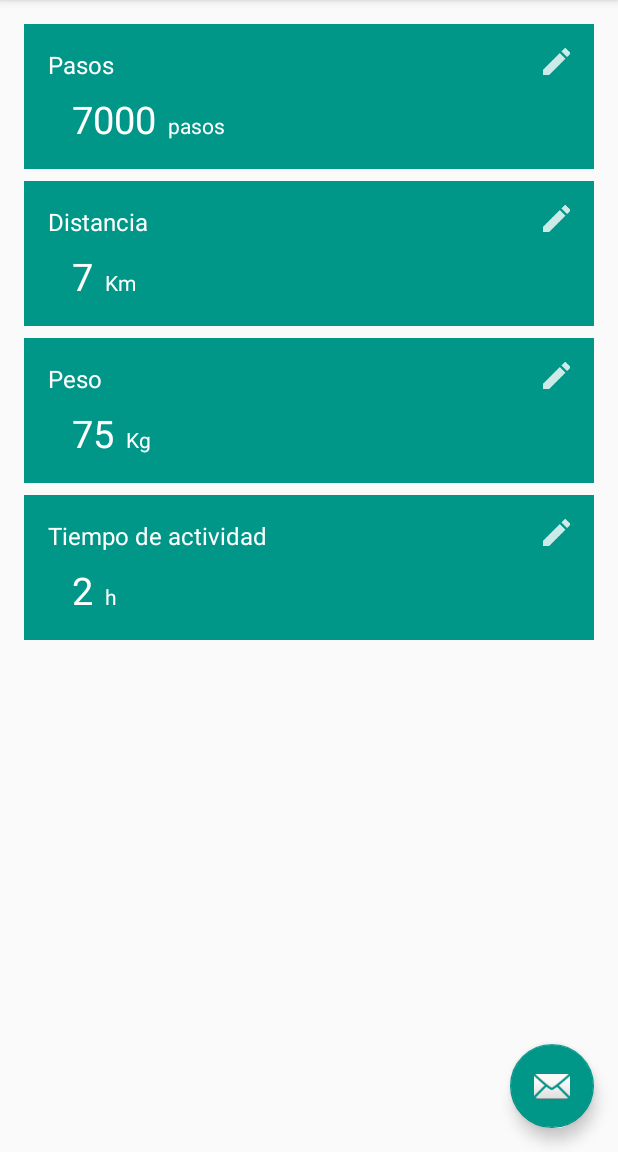
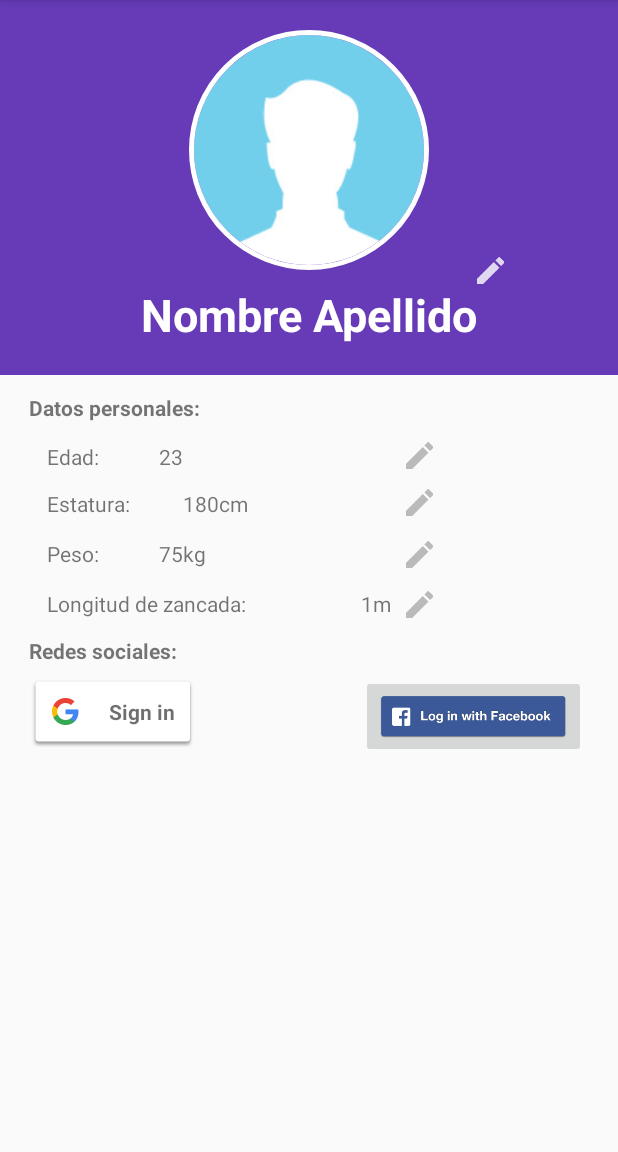
Before and after one commit to angelcastro2/SedentApp, an Android app: the screen it shows after launch (MainActivity), in the side drawer, after a tap on "Perfil", on a phone screen of 412 x 824 dp, the part 84-1236 px from its top. Run offline under Robolectric (Android 15) with nearby library versions, the phone set to English and light mode, and no system bars; our stand-ins replace CircleImageView; plain views replace LoginButton.

Commit message:
Implementada feature perfil

```diff
--- a/app/build.gradle
+++ b/app/build.gradle
@@ -30,4 +30,7 @@ dependencies {
     androidTestImplementation 'com.android.support.test.espresso:espresso-core:3.0.1'
     compile 'com.diogobernardino:williamchart:2.5.0'
     implementation 'com.android.support:cardview-v7:26.1.0'
+    compile 'de.hdodenhof:circleimageview:2.2.0'
+    compile 'com.google.android.gms:play-services-auth:11.8.0'
+    implementation 'com.facebook.android:facebook-login:[4,5)'
 }
--- a/app/src/main/AndroidManifest.xml
+++ b/app/src/main/AndroidManifest.xml
@@ -1,6 +1,8 @@
 <?xml version="1.0" encoding="utf-8"?>
 <manifest xmlns:android="http://schemas.android.com/apk/res/android"
     package="com.sedentapp.sedentapp.sedentapp">
+
+    <uses-permission android:name="android.permission.INTERNET"/>
 
     <application
         android:allowBackup="true"
--- a/app/src/main/java/com/sedentapp/sedentapp/sedentapp/MainActivity.java
+++ b/app/src/main/java/com/sedentapp/sedentapp/sedentapp/MainActivity.java
@@ -26,14 +26,14 @@ public class MainActivity extends AppCompatActivity
         Toolbar toolbar = (Toolbar) findViewById(R.id.toolbar);
         setSupportActionBar(toolbar);
 
-        FloatingActionButton fab = (FloatingActionButton) findViewById(R.id.fab);
+/*        FloatingActionButton fab = (FloatingActionButton) findViewById(R.id.fab);
         fab.setOnClickListener(new View.OnClickListener() {
             @Override
             public void onClick(View view) {
                 Snackbar.make(view, "Replace with your own action", Snackbar.LENGTH_LONG)
                         .setAction("Action", null).show();
             }
-        });
+        });*/
 
         DrawerLayout drawer = (DrawerLayout) findViewById(R.id.drawer_layout);
         ActionBarDrawerToggle toggle = new ActionBarDrawerToggle(
@@ -104,8 +104,12 @@ public class MainActivity extends AppCompatActivity
                 fragmentManager.popBackStack();
             }
             fragmentTransaction.replace(R.id.MainContainer,fragment);
-        } else if (id == R.id.nav_manage) {
-
+        } else if (id == R.id.nav_perfil) {
+            Fragment fragment = new PerfilFragment();
+            for(int i = 0; i < fragmentManager.getBackStackEntryCount(); ++i) {
+                fragmentManager.popBackStack();
+            }
+            fragmentTransaction.replace(R.id.MainContainer,fragment);
         } else if (id == R.id.nav_share) {
 
         } else if (id == R.id.nav_send) {
--- /dev/null
+++ b/app/src/main/java/com/sedentapp/sedentapp/sedentapp/PerfilFragment.java
@@ -0,0 +1,205 @@
+package com.sedentapp.sedentapp.sedentapp;
+
+import android.content.Context;
+import android.content.DialogInterface;
+import android.net.Uri;
+import android.os.Bundle;
+import android.support.v4.app.Fragment;
+import android.support.v7.app.AlertDialog;
+import android.view.LayoutInflater;
+import android.view.View;
+import android.view.ViewGroup;
+import android.widget.EditText;
+import android.widget.ImageButton;
+import android.widget.TextView;
+import android.widget.Toast;
+
+import com.google.android.gms.common.SignInButton;
+
+
+/**
+ * A simple {@link Fragment} subclass.
+ * Activities that contain this fragment must implement the
+ * to handle interaction events.
+ * Use the {@link PerfilFragment#newInstance} factory method to
+ * create an instance of this fragment.
+ */
+public class PerfilFragment extends Fragment {
+
+        public PerfilFragment() {
+        // Required empty public constructor
+    }
+
+    /**
+     * Use this factory method to create a new instance of
+     * this fragment using the provided parameters.
+     *
+     * @param param1 Parameter 1.
+     * @param param2 Parameter 2.
+     * @return A new instance of fragment ObjetivosFragment.
+     */
+    // TODO: Rename and change types and number of parameters
+    public static PerfilFragment newInstance(String param1, String param2) {
+        PerfilFragment fragment = new PerfilFragment();
+        Bundle args = new Bundle();
+        fragment.setArguments(args);
+        return fragment;
+    }
+
+    @Override
+    public void onCreate(Bundle savedInstanceState) {
+        super.onCreate(savedInstanceState);
+        if (getArguments() != null) {
+        }
+    }
+
+    @Override
+    public View onCreateView(LayoutInflater inflater, ViewGroup container,
+                             Bundle savedInstanceState) {
+        // Inflate the layout for this fragment
+        return inflater.inflate(R.layout.fragment_perfil, container, false);
+    }
+
+    // TODO: Rename method, update argument and hook method into UI event
+    public void onButtonPressed(Uri uri) {
+//        if (mListener != null) {
+//            mListener.onFragmentInteraction(uri);
+//        }
+    }
+
+    @Override
+    public void onAttach(Context context) {
+        super.onAttach(context);
+//        if (context instanceof OnFragmentInteractionListener) {
+//            mListener = (OnFragmentInteractionListener) context;
+//        } else {
+//            throw new RuntimeException(context.toString()
+//                    + " must implement OnFragmentInteractionListener");
+//        }
+
+    }
+
+    @Override
+    public void onDetach() {
+        super.onDetach();
+//        mListener = null;
+    }
+
+    @Override
+    public void onStart() {
+        super.onStart();
+        SignInButton btnSignIn = (SignInButton) getView().findViewById(R.id.sign_in_button);
+        btnSignIn.setOnClickListener(new View.OnClickListener() {
+
+            public void onClick(View v) {
+                Toast.makeText(getActivity(), "Sign in Google", Toast.LENGTH_LONG).show();
+
+            }
+        });
+
+        ImageButton button2 = (ImageButton) getView().findViewById(R.id.imageButton);
+        button2.setOnClickListener(new View.OnClickListener() {
+
+            public void onClick(View v) {
+                Toast.makeText(getActivity(), "Sign in FB", Toast.LENGTH_LONG).show();
+
+            }
+        });
+
+        ImageButton boton_edit = (ImageButton) getView().findViewById(R.id.boton_edit);
+        boton_edit.setOnClickListener(new View.OnClickListener() {
+
+            public void onClick(View v) {
+                Toast.makeText(getActivity(), "Editar 1", Toast.LENGTH_LONG).show();
+
+            }
+        });
+
+        ImageButton boton_edit2 = (ImageButton) getView().findViewById(R.id.boton_edit2);
+        boton_edit2.setOnClickListener(new View.OnClickListener() {
+
+            public void onClick(View v) {
+                Toast.makeText(getActivity(), "Editar 2", Toast.LENGTH_LONG).show();
+
+            }
+        });
+
+        ImageButton boton_edit4 = (ImageButton) getView().findViewById(R.id.boton_edit4);
+        boton_edit4.setOnClickListener(new View.OnClickListener() {
+
+            public void onClick(View v) {
+                Toast.makeText(getActivity(), "Editar 4", Toast.LENGTH_LONG).show();
+
+            }
+        });
+
+        ImageButton boton_edit5 = (ImageButton) getView().findViewById(R.id.boton_edit5);
+        boton_edit5.setOnClickListener(new View.OnClickListener() {
+
+            public void onClick(View v) {
+                Toast.makeText(getActivity(), "Editar 5", Toast.LENGTH_LONG).show();
+
+            }
+        });
+
+        ImageButton boton_edit6 = (ImageButton) getView().findViewById(R.id.boton_edit6);
+        boton_edit6.setOnClickListener(new View.OnClickListener() {
+
+            public void onClick(View v) {
+                Toast.makeText(getActivity(), "Editar 6", Toast.LENGTH_LONG).show();
+
+            }
+        });
+    }
+
+     /**
+     * This interface must be implemented by activities that contain this
+     * fragment to allow an interaction in this fragment to be communicated
+     * to the activity and potentially other fragments contained in that
+     * activity.
+     * <p>
+     * See the Android Training lesson <a href=
+     * "http://developer.android.com/training/basics/fragments/communicating.html"
+     * >Communicating with Other Fragments</a> for more information.
+     */
+//    public interface OnFragmentInteractionListener {
+//        // TODO: Update argument type and name
+//        void onFragmentInteraction(Uri uri);
+//    }
+
+
+    /**
+     * Abre el alert dialog de editar objetivos
+     * @param objetivo nombre del objetivo a editar para mostrar en un textview
+     */
+    /*public void personalizarObjetivoDialog(String objetivo) {
+        AlertDialog.Builder dialogBuilder = new AlertDialog.Builder(this.getActivity());
+        LayoutInflater inflater = this.getLayoutInflater();
+        final View dialogView = inflater.inflate(R.layout.dialog_objetivos, null);
+        dialogBuilder.setView(dialogView);
+
+        final EditText edt = (EditText) dialogView.findViewById(R.id.editText_edit_objetivo);
+        //recuperamos el textview y ponemos el texto segun el tipo de objetivo
+        TextView tv_tipo_objetivo = dialogView.findViewById(R.id.textview_tipo_objetivo_alertdialog);
+        tv_tipo_objetivo.setText(objetivo);
+
+        String titulo = getResources().getString(R.string.objetivos_dialog_titulo);
+        String guardar = getResources().getString(R.string.guardar);
+        String cancelar = getResources().getString(R.string.cancelar);
+        dialogBuilder.setTitle(titulo);
+        dialogBuilder.setPositiveButton(guardar, new DialogInterface.OnClickListener() {
+            public void onClick(DialogInterface dialog, int whichButton) {
+                //hacer algo con edt.getText().toString();
+            }
+        });
+        dialogBuilder.setNegativeButton(cancelar, new DialogInterface.OnClickListener() {
+            public void onClick(DialogInterface dialog, int whichButton) {
+                //pass
+                dialog.dismiss();
+            }
+        });
+        AlertDialog b = dialogBuilder.create();
+        b.show();
+    }*/
+
+}
--- a/app/src/main/res/layout/app_bar_main.xml
+++ b/app/src/main/res/layout/app_bar_main.xml
@@ -26,12 +26,4 @@
         android:layout_height="match_parent"
         android:layout_marginTop="?attr/actionBarSize"/>
 
-    <android.support.design.widget.FloatingActionButton
-        android:id="@+id/fab"
-        android:layout_width="wrap_content"
-        android:layout_height="wrap_content"
-        android:layout_gravity="bottom|end"
-        android:layout_margin="@dimen/fab_margin"
-        app:srcCompat="@android:drawable/ic_dialog_email" />
-
 </android.support.design.widget.CoordinatorLayout>
--- /dev/null
+++ b/app/src/main/res/layout/fragment_perfil.xml
@@ -0,0 +1,244 @@
+<FrameLayout xmlns:android="http://schemas.android.com/apk/res/android"
+    xmlns:app="http://schemas.android.com/apk/res-auto"
+    xmlns:tools="http://schemas.android.com/tools"
+    android:layout_width="match_parent"
+    android:layout_height="match_parent"
+    tools:context="com.sedentapp.sedentapp.sedentapp.ObjetivosFragment">
+
+    <TextView
+        android:id="@+id/textView13"
+        android:layout_width="wrap_content"
+        android:layout_height="wrap_content"
+        android:text="android:background=&quot;@android:color/darker_gray&quot;" />
+
+    <RelativeLayout
+        android:layout_width="match_parent"
+        android:layout_height="match_parent">
+
+
+        <ImageView
+            android:id="@+id/imageView2"
+            android:layout_width="match_parent"
+            android:layout_height="250dp"
+            android:layout_alignParentLeft="true"
+            android:layout_alignParentStart="true"
+            android:layout_alignParentTop="true"
+            android:src="@color/colorPrimary" />
+
+        <de.hdodenhof.circleimageview.CircleImageView xmlns:app="http://schemas.android.com/apk/res-auto"
+            android:id="@+id/profile"
+            android:layout_width="200dp"
+
+            android:layout_height="200dp"
+            android:layout_centerHorizontal="true"
+            android:elevation="5dp"
+            android:padding="20dp"
+            android:scaleType="centerCrop"
+            android:src="@drawable/man"
+            app:civ_border_color="#FFFFFFFF"
+            app:civ_border_width="3dp" />
+
+        <TextView
+            android:id="@+id/textView2"
+            android:layout_width="wrap_content"
+            android:layout_height="wrap_content"
+            android:layout_alignBottom="@+id/imageView2"
+            android:layout_centerHorizontal="true"
+            android:layout_marginBottom="20dp"
+            android:text="Nombre Apellido"
+            android:textColor="@android:color/background_light"
+            android:textSize="30sp"
+            android:textStyle="bold" />
+
+        <ImageButton
+            android:id="@+id/boton_edit"
+            android:layout_width="18dp"
+            android:layout_height="18dp"
+            android:layout_alignEnd="@+id/profile"
+            android:layout_alignRight="@+id/profile"
+            android:layout_alignTop="@+id/textView10"
+            android:layout_marginEnd="17dp"
+            android:layout_marginRight="17dp"
+            android:background="@android:color/transparent"
+            android:src="@drawable/ic_edit_objetivo"
+            android:tint="@android:color/darker_gray" />
+
+        <ImageButton
+            android:id="@+id/boton_edit2"
+            android:layout_width="18dp"
+            android:layout_height="18dp"
+            android:layout_above="@+id/textView2"
+            android:layout_toEndOf="@+id/textView2"
+            android:layout_toRightOf="@+id/textView2"
+            android:background="@android:color/transparent"
+            android:src="@drawable/ic_edit_objetivo" />
+
+        <ImageButton
+            android:id="@+id/boton_edit6"
+            android:layout_width="18dp"
+            android:layout_height="18dp"
+            android:layout_alignLeft="@+id/boton_edit"
+            android:layout_alignStart="@+id/boton_edit"
+            android:layout_alignTop="@+id/textView9"
+            android:background="@android:color/transparent"
+            android:src="@drawable/ic_edit_objetivo"
+            android:tint="@android:color/darker_gray" />
+
+        <ImageButton
+            android:id="@+id/boton_edit4"
+            android:layout_width="18dp"
+            android:layout_height="18dp"
+            android:layout_above="@+id/textView7"
+            android:layout_alignLeft="@+id/boton_edit"
+            android:layout_alignStart="@+id/boton_edit"
+            android:background="@android:color/transparent"
+            android:src="@drawable/ic_edit_objetivo"
+            android:tint="@android:color/darker_gray" />
+
+        <ImageButton
+            android:id="@+id/boton_edit5"
+            android:layout_width="18dp"
+            android:layout_height="18dp"
+            android:layout_alignBottom="@+id/textView12"
+            android:layout_alignLeft="@+id/boton_edit4"
+            android:layout_alignStart="@+id/boton_edit4"
+            android:background="@android:color/transparent"
+            android:src="@drawable/ic_edit_objetivo"
+            android:tint="@android:color/darker_gray" />
+
+        <TextView
+            android:id="@+id/textView3"
+            android:layout_width="wrap_content"
+            android:layout_height="wrap_content"
+            android:layout_alignParentLeft="true"
+            android:layout_alignParentStart="true"
+            android:layout_below="@+id/textView2"
+            android:layout_marginLeft="19dp"
+            android:layout_marginStart="19dp"
+            android:layout_marginTop="12dp"
+            android:text="Datos personales:"
+            android:textStyle="bold" />
+
+        <TextView
+            android:id="@+id/textView4"
+            android:layout_width="wrap_content"
+            android:layout_height="wrap_content"
+            android:layout_alignLeft="@+id/textView3"
+            android:layout_alignStart="@+id/textView3"
+            android:layout_below="@+id/textView3"
+            android:layout_marginLeft="12dp"
+            android:layout_marginStart="12dp"
+            android:layout_marginTop="13dp"
+            android:text="Edad:" />
+
+        <TextView
+            android:id="@+id/textView5"
+            android:layout_width="wrap_content"
+            android:layout_height="wrap_content"
+            android:layout_alignLeft="@+id/textView4"
+            android:layout_alignStart="@+id/textView4"
+            android:layout_below="@+id/textView4"
+            android:layout_marginTop="12dp"
+            android:text="Estatura:" />
+
+        <TextView
+            android:id="@+id/textView6"
+            android:layout_width="wrap_content"
+            android:layout_height="wrap_content"
+            android:layout_alignLeft="@+id/textView5"
+            android:layout_alignStart="@+id/textView5"
+            android:layout_below="@+id/textView5"
+            android:layout_marginTop="14dp"
+            android:text="Peso:" />
+
+        <TextView
+            android:id="@+id/textView7"
+            android:layout_width="wrap_content"
+            android:layout_height="wrap_content"
+            android:layout_alignLeft="@+id/textView6"
+            android:layout_alignStart="@+id/textView6"
+            android:layout_below="@+id/textView6"
+            android:layout_marginTop="14dp"
+            android:text="Longitud de zancada:" />
+
+        <TextView
+            android:id="@+id/textView8"
+            android:layout_width="wrap_content"
+            android:layout_height="wrap_content"
+            android:layout_alignLeft="@+id/textView3"
+            android:layout_alignStart="@+id/textView3"
+            android:layout_below="@+id/textView7"
+            android:layout_marginTop="12dp"
+            android:text="Redes sociales:"
+            android:textStyle="bold" />
+
+        <com.google.android.gms.common.SignInButton
+            android:id="@+id/sign_in_button"
+            android:layout_width="wrap_content"
+            android:layout_height="wrap_content"
+            android:layout_alignLeft="@+id/textView3"
+            android:layout_alignStart="@+id/textView3"
+            android:layout_marginTop="450dp" />
+
+        <ImageButton
+            android:id="@+id/imageButton"
+            android:layout_width="150dp"
+            android:layout_height="55dp"
+            android:layout_alignParentEnd="true"
+            android:layout_alignParentRight="true"
+            android:layout_alignTop="@+id/sign_in_button"
+            android:layout_marginEnd="21dp"
+            android:layout_marginRight="21dp"
+            android:adjustViewBounds="false"
+            android:cropToPadding="false"
+            android:scaleType="fitCenter"
+            android:src="@drawable/facebook_login" />
+
+        <TextView
+            android:id="@+id/textView9"
+            android:layout_width="wrap_content"
+            android:layout_height="wrap_content"
+            android:layout_alignBaseline="@+id/textView4"
+            android:layout_alignBottom="@+id/textView4"
+            android:layout_alignLeft="@+id/profile"
+            android:layout_alignStart="@+id/profile"
+            android:text="23" />
+
+        <TextView
+            android:id="@+id/textView10"
+            android:layout_width="wrap_content"
+            android:layout_height="wrap_content"
+            android:layout_alignTop="@+id/textView5"
+            android:layout_toEndOf="@+id/textView9"
+            android:layout_toRightOf="@+id/textView9"
+            android:text="180cm" />
+
+        <TextView
+            android:id="@+id/textView11"
+            android:layout_width="wrap_content"
+            android:layout_height="wrap_content"
+            android:layout_alignBaseline="@+id/textView6"
+            android:layout_alignBottom="@+id/textView6"
+            android:layout_alignLeft="@+id/textView9"
+            android:layout_alignStart="@+id/textView9"
+            android:text="75kg" />
+
+        <TextView
+            android:id="@+id/textView12"
+            android:layout_width="wrap_content"
+            android:layout_height="wrap_content"
+            android:layout_alignLeft="@+id/imageButton"
+            android:layout_alignStart="@+id/imageButton"
+            android:layout_alignTop="@+id/textView7"
+            android:text="1m" />
+
+        <!--<com.facebook.login.widget.LoginButton
+            android:id="@+id/login_button"
+            android:layout_marginLeft="190dp"
+            android:layout_marginTop="460dp"
+            android:layout_width="wrap_content"
+            android:layout_height="wrap_content"/>-->
+
+    </RelativeLayout>
+
+</FrameLayout>
--- a/app/src/main/res/menu/activity_main_drawer.xml
+++ b/app/src/main/res/menu/activity_main_drawer.xml
@@ -14,7 +14,7 @@
             android:id="@+id/nav_objetivos"
             android:title="@string/menu_objetivos" />
         <item
-            android:id="@+id/nav_manage"
+            android:id="@+id/nav_perfil"
             android:title="@string/menu_perfil" />
 
 
--- a/app/src/main/res/values/colors.xml
+++ b/app/src/main/res/values/colors.xml
@@ -1,6 +1,6 @@
 <?xml version="1.0" encoding="utf-8"?>
 <resources>
     <color name="colorPrimary">#673AB7</color>
-    <color name="colorPrimaryDark">#512DA8</color>
+    <color name="colorPrimaryDark">#512da8</color>
     <color name="colorAccent">#009688</color>
 </resources>
--- a/build.gradle
+++ b/build.gradle
@@ -8,7 +8,6 @@ buildscript {
     }
     dependencies {
         classpath 'com.android.tools.build:gradle:3.0.1'
-
 
         // NOTE: Do not place your application dependencies here; they belong
         // in the individual module build.gradle files
```
Also changed, not shown: app/src/main/res/drawable/facebook_login.png (added), app/src/main/res/drawable/man.jpg (added).
